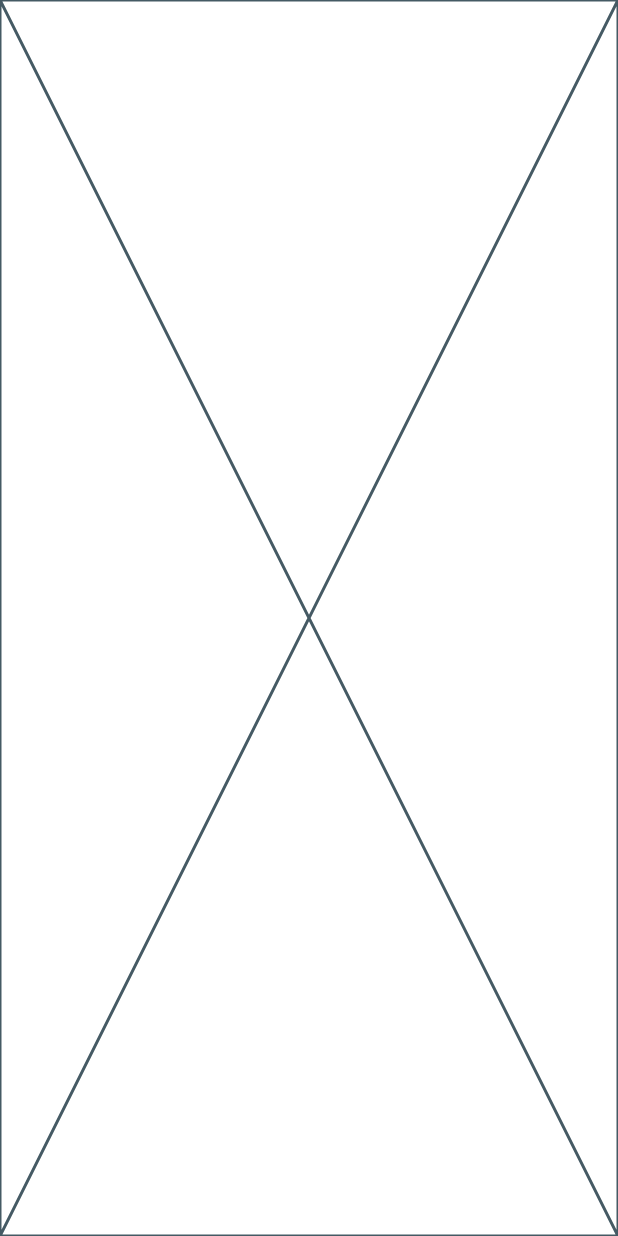
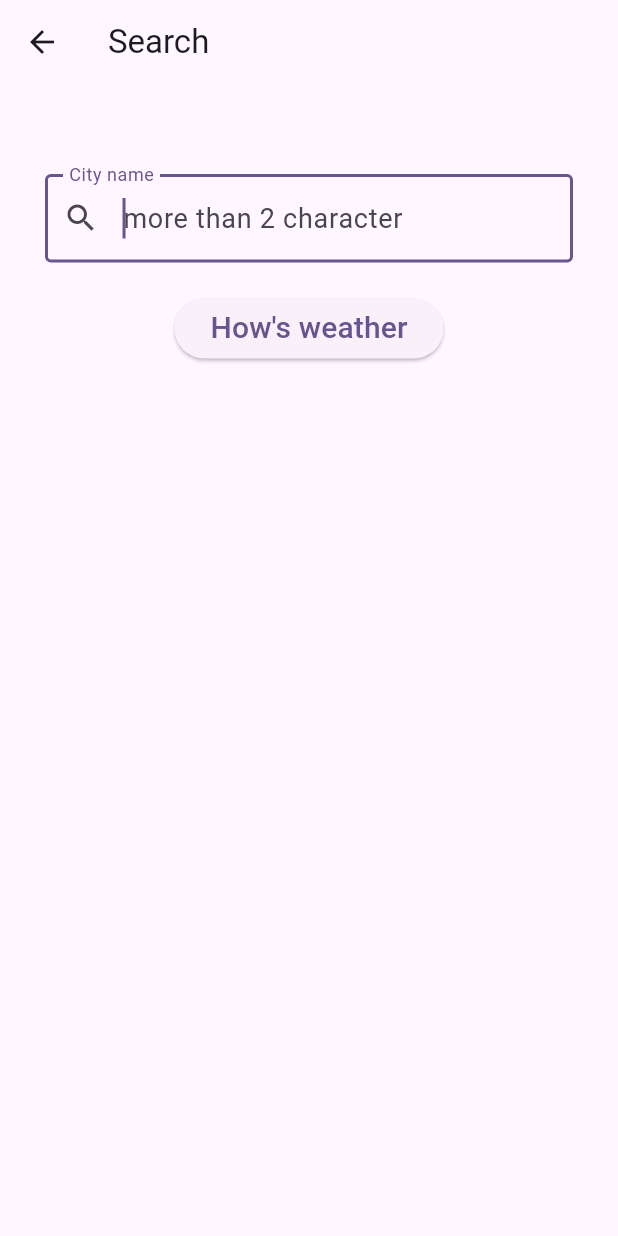
Before and after one commit to LukaszWalencik/open_weather_provider, a Flutter app: the screen it shows after launch, after a tap on the "search" icon, on a phone screen of 412 x 824 dp. Run offline on Flutter 3.47's test engine with Material 2 defaults, Android fonts, the phone set to English and light mode, and no system bars; our stand-ins replace equatable, flutter_dotenv.

Commit message:
Build Search Page using form and Textformfield

```diff
--- a/lib/pages/search_page.dart
+++ b/lib/pages/search_page.dart
@@ -8,8 +8,60 @@ class SearchPage extends StatefulWidget {
 }
 
 class _SearchPageState extends State<SearchPage> {
+  final _formKey = GlobalKey<FormState>();
+  AutovalidateMode autoValidateMode = AutovalidateMode.disabled;
+  String? _city;
+
+  void _submit() {
+    setState(() {
+      autoValidateMode = AutovalidateMode.always;
+    });
+    final form = _formKey.currentState;
+    if (form != null && form.validate()) {
+      form.save();
+      Navigator.pop(context, _city!.trim());
+    }
+  }
+
   @override
   Widget build(BuildContext context) {
-    return const Placeholder();
+    return Scaffold(
+      appBar: AppBar(
+        title: Text('Search'),
+      ),
+      body: Form(
+          key: _formKey,
+          autovalidateMode: autoValidateMode,
+          child: Column(
+            children: [
+              SizedBox(height: 60),
+              Padding(
+                padding: EdgeInsets.symmetric(horizontal: 30),
+                child: TextFormField(
+                  autofocus: true,
+                  style: TextStyle(fontSize: 18),
+                  decoration: InputDecoration(
+                      labelText: 'City name',
+                      hintText: 'more than 2 character',
+                      prefixIcon: Icon(Icons.search),
+                      border: OutlineInputBorder()),
+                  validator: (String? input) {
+                    if (input == null || input.trim().length < 2) {
+                      return 'City name must be at least 2 characters long';
+                    }
+                    return null;
+                  },
+                ),
+              ),
+              SizedBox(height: 20),
+              ElevatedButton(
+                  onPressed: _submit,
+                  child: Text(
+                    "How's weather",
+                    style: TextStyle(fontSize: 20),
+                  ))
+            ],
+          )),
+    );
   }
 }
```
